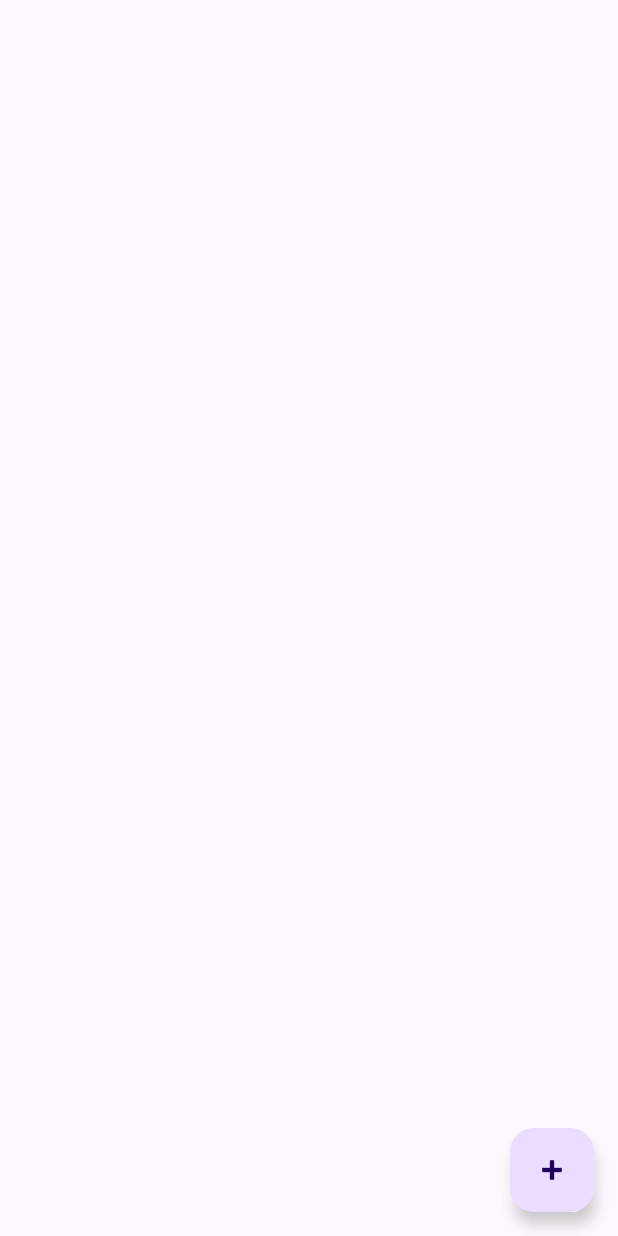
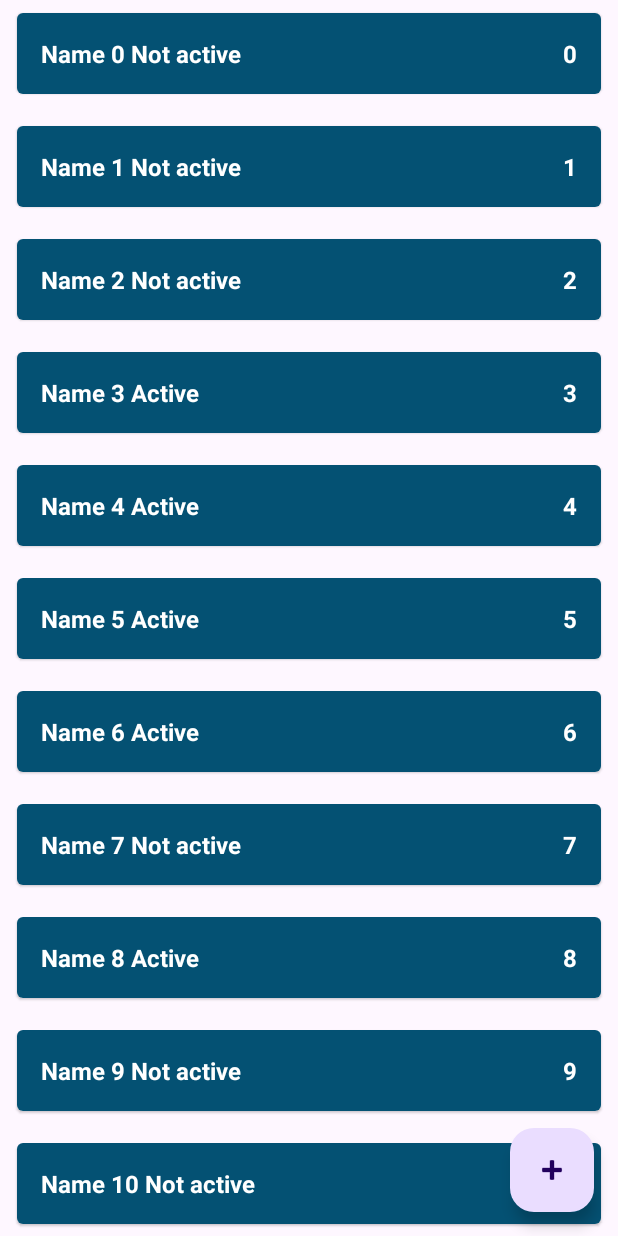
Before and after one commit to DADJOD/ShoppingList, an Android app: the screen it shows after launch (MainActivity), on a phone screen of 412 x 824 dp. Run offline under Robolectric (Android 15) with nearby library versions, the phone set to English and light mode, and no system bars.

Commit message:
add recyclerview

```diff
--- a/app/src/main/java/com/example/shoppinglist/data/ShopListRepositoryImpl.kt
+++ b/app/src/main/java/com/example/shoppinglist/data/ShopListRepositoryImpl.kt
@@ -5,15 +5,16 @@ import androidx.lifecycle.MutableLiveData
 import com.example.shoppinglist.domain.ShopItem
 import com.example.shoppinglist.domain.ShopListRepository
 import java.lang.RuntimeException
+import kotlin.random.Random
 
 object ShopListRepositoryImpl : ShopListRepository {
     private val shopListLD = MutableLiveData<List<ShopItem>>()
-    private val shopList = mutableListOf<ShopItem>()
+    private val shopList = sortedSetOf<ShopItem>({ o1, o2 -> o1.id.compareTo(o2.id) })
     private var autoIncrementId = 0
 
     init {
-        for (i in 0 until 10) {
-            val item = ShopItem("Name $i", i, true)
+        for (i in 0 until 100) {
+            val item = ShopItem("Name $i", i, Random.nextBoolean())
             addShopItem(item)
         }
     }
--- a/app/src/main/java/com/example/shoppinglist/presentation/MainActivity.kt
+++ b/app/src/main/java/com/example/shoppinglist/presentation/MainActivity.kt
@@ -3,24 +3,31 @@ package com.example.shoppinglist.presentation
 import androidx.appcompat.app.AppCompatActivity
 import android.os.Bundle
 import android.util.Log
+import android.view.LayoutInflater
+import android.widget.LinearLayout
+import android.widget.TextView
 import androidx.lifecycle.ViewModelProvider
+import androidx.recyclerview.widget.RecyclerView
 import com.example.shoppinglist.R
+import com.example.shoppinglist.domain.ShopItem
 
 class MainActivity : AppCompatActivity() {
     private lateinit var viewModule: MainViewModule
+    private lateinit var adapter: ShopListAdapter
 
-    private var count = 0
     override fun onCreate(savedInstanceState: Bundle?) {
         super.onCreate(savedInstanceState)
         setContentView(R.layout.activity_main)
+        setupRecyclerView()
         viewModule = ViewModelProvider(this)[MainViewModule::class.java]
         viewModule.shopList.observe(this) {
-            Log.d("MainActivityTest", it.toString())
-            if (count == 0) {
-                count++
-                val item = it[0]
-                viewModule.changeEnableState(item)
-            }
+            adapter.shopList = it
         }
     }
+
+    private fun setupRecyclerView() {
+        val rvShopList = findViewById<RecyclerView>(R.id.rv_shop_list)
+        adapter = ShopListAdapter()
+        rvShopList.adapter = adapter
+    }
 }
--- /dev/null
+++ b/app/src/main/java/com/example/shoppinglist/presentation/ShopListAdapter.kt
@@ -0,0 +1,51 @@
+package com.example.shoppinglist.presentation
+
+import android.view.LayoutInflater
+import android.view.View
+import android.view.ViewGroup
+import android.widget.TextView
+import androidx.recyclerview.widget.RecyclerView
+import com.example.shoppinglist.R
+import com.example.shoppinglist.domain.ShopItem
+
+class ShopListAdapter : RecyclerView.Adapter<ShopListAdapter.ShopItemViewHolder>() {
+
+    var shopList = listOf<ShopItem>()
+        set(value) {
+            field = value
+            notifyDataSetChanged()
+        }
+
+    override fun onCreateViewHolder(parent: ViewGroup, viewType: Int): ShopItemViewHolder {
+        val view = LayoutInflater.from(parent.context).inflate(
+            R.layout.item_shop_disabled,
+            parent,
+            false
+        )
+        return ShopItemViewHolder(view)
+    }
+
+    override fun onBindViewHolder(viewHolder: ShopItemViewHolder, position: Int) {
+        val shopItem = shopList[position]
+        val status = if (shopItem.enabled) {
+            "Active"
+        } else {
+            "Not active"
+        }
+        viewHolder.tvName.text = "${shopItem.name} $status"
+        viewHolder.tvCount.text = shopItem.count.toString()
+        viewHolder.view.setOnLongClickListener {
+            true
+        }
+    }
+
+    override fun getItemCount(): Int {
+        return shopList.size
+    }
+
+    class ShopItemViewHolder(val view: View) : RecyclerView.ViewHolder(view) {
+        val tvName = view.findViewById<TextView>(R.id.tv_name)
+        val tvCount = view.findViewById<TextView>(R.id.tv_count)
+    }
+
+}
--- a/app/src/main/res/layout/activity_main.xml
+++ b/app/src/main/res/layout/activity_main.xml
@@ -8,8 +8,8 @@
 
     <androidx.recyclerview.widget.RecyclerView
         android:id="@+id/rv_shop_list"
-        android:layout_width="0dp"
-        android:layout_height="0dp"
+        android:layout_width="match_parent"
+        android:layout_height="wrap_content"
         app:layoutManager="androidx.recyclerview.widget.LinearLayoutManager"
         app:layout_constraintBottom_toBottomOf="parent"
         app:layout_constraintEnd_toEndOf="parent"
--- a/build.gradle.kts
+++ b/build.gradle.kts
@@ -1,5 +1,5 @@
 // Top-level build file where you can add configuration options common to all sub-projects/modules.
 plugins {
-    id("com.android.application") version "8.1.0" apply false
+    id("com.android.application") version "8.1.1" apply false
     id("org.jetbrains.kotlin.android") version "1.8.0" apply false
 }
```
